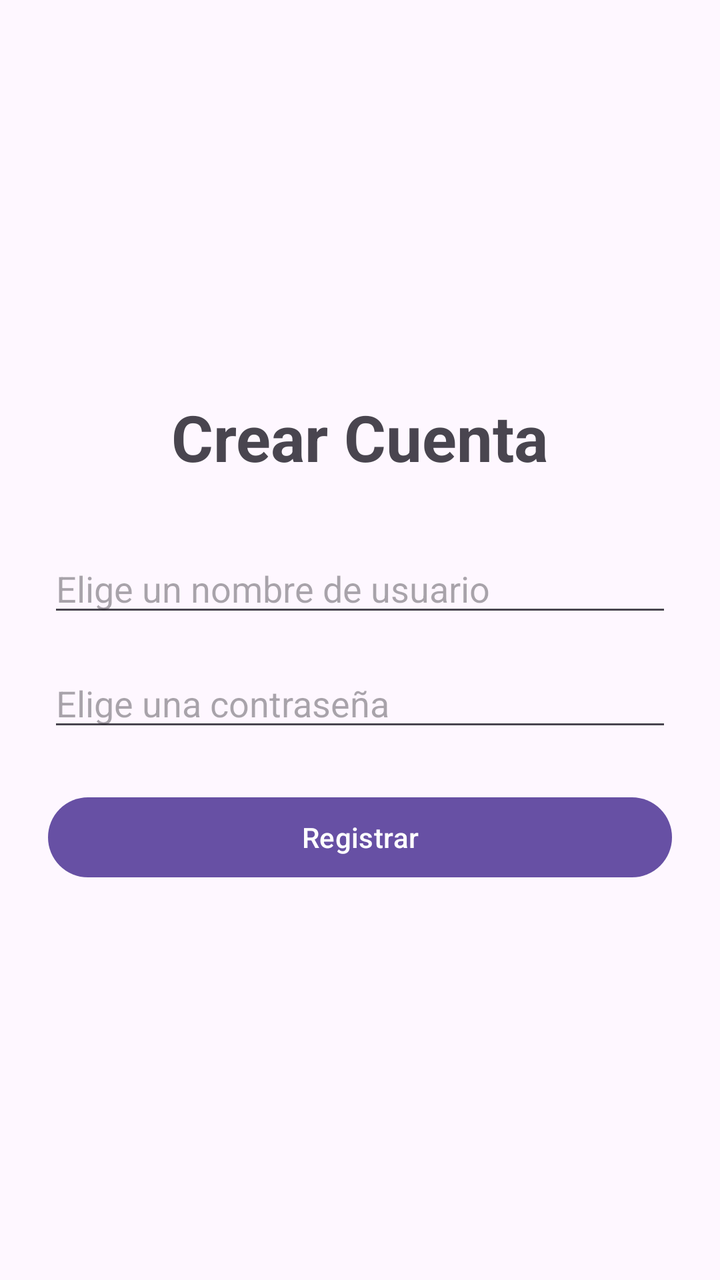
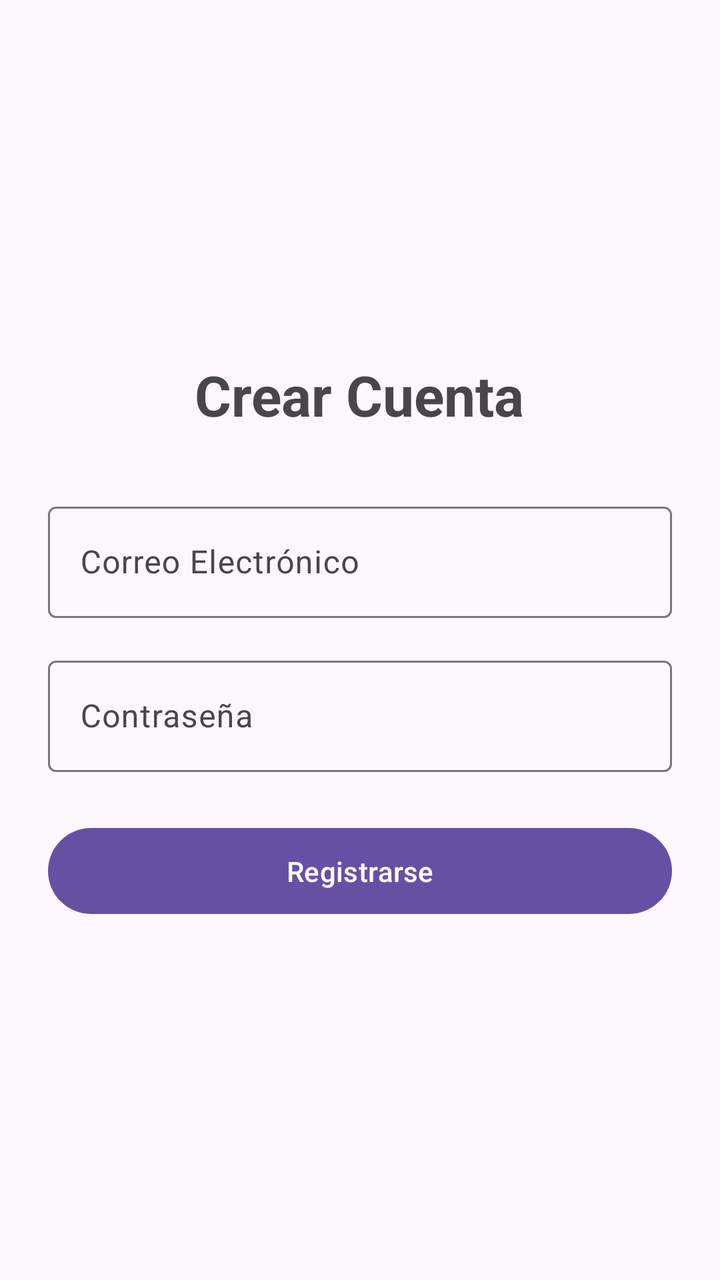

The first picture is an Android layout as it rendered before a commit; the second is the same layout after the commit. The layout source and the unified diff follow.
<!-- AndroidManifest.xml: application theme Theme.MyApplication -->
<!-- res/layout/activity_register.xml -->
<?xml version="1.0" encoding="utf-8"?>
<LinearLayout xmlns:android="http://schemas.android.com/apk/res/android"
    android:layout_width="match_parent"
    android:layout_height="match_parent"
    android:orientation="vertical"
    android:gravity="center"
    android:padding="24dp">

    <TextView
        android:layout_width="wrap_content"
        android:layout_height="wrap_content"
        android:text="Crear Cuenta"
        android:textSize="32sp"
        android:textStyle="bold"
        android:layout_marginBottom="32dp"/>

    <EditText
        android:id="@+id/edit_text_username_register"
        android:layout_width="match_parent"
        android:layout_height="wrap_content"
        android:hint="Elige un nombre de usuario"
        android:inputType="text"
        android:maxLines="1"/>

    <EditText
        android:id="@+id/edit_text_password_register"
        android:layout_width="match_parent"
        android:layout_height="wrap_content"
        android:layout_marginTop="16dp"
        android:hint="Elige una contraseña"
        android:inputType="textPassword"/>

    <Button
        android:id="@+id/button_register"
        android:layout_width="match_parent"
        android:layout_height="wrap_content"
        android:layout_marginTop="24dp"
        android:text="Registrar"/>
</LinearLayout>
<!-- resources referenced by this layout -->
<resources>
  <style name="Theme.MyApplication" parent="Base.Theme.MyApplication" />
  <style name="Base.Theme.MyApplication" parent="Theme.Material3.DayNight.NoActionBar">
          
          
      </style>
</resources>

<!-- the commit's change to res/layout/activity_register.xml (unified diff, before → after) -->
@@ -3,37 +3,48 @@
     android:layout_width="match_parent"
     android:layout_height="match_parent"
     android:orientation="vertical"
-    android:gravity="center"
-    android:padding="24dp">
+    android:padding="24dp"
+    android:gravity="center">
 
     <TextView
         android:layout_width="wrap_content"
         android:layout_height="wrap_content"
         android:text="Crear Cuenta"
-        android:textSize="32sp"
+        android:textSize="28sp"
         android:textStyle="bold"
         android:layout_marginBottom="32dp"/>
 
-    <EditText
-        android:id="@+id/edit_text_username_register"
+    <com.google.android.material.textfield.TextInputLayout
         android:layout_width="match_parent"
         android:layout_height="wrap_content"
-        android:hint="Elige un nombre de usuario"
-        android:inputType="text"
-        android:maxLines="1"/>
+        android:hint="Correo Electrónico"
+        android:layout_marginBottom="16dp">
 
-    <EditText
-        android:id="@+id/edit_text_password_register"
+        <com.google.android.material.textfield.TextInputEditText
+            android:id="@+id/edit_text_username_register"
+            android:layout_width="match_parent"
+            android:layout_height="wrap_content"
+            android:inputType="textEmailAddress" />
+    </com.google.android.material.textfield.TextInputLayout>
+
+    <com.google.android.material.textfield.TextInputLayout
         android:layout_width="match_parent"
         android:layout_height="wrap_content"
-        android:layout_marginTop="16dp"
-        android:hint="Elige una contraseña"
-        android:inputType="textPassword"/>
+        android:hint="Contraseña"
+        android:layout_marginBottom="24dp">
+
+        <com.google.android.material.textfield.TextInputEditText
+            android:id="@+id/edit_text_password_register"
+            android:layout_width="match_parent"
+            android:layout_height="wrap_content"
+            android:inputType="textPassword" />
+    </com.google.android.material.textfield.TextInputLayout>
 
     <Button
         android:id="@+id/button_register"
         android:layout_width="match_parent"
         android:layout_height="wrap_content"
-        android:layout_marginTop="24dp"
-        android:text="Registrar"/>
+        android:text="Registrarse"
+        android:padding="12dp"/>
+
 </LinearLayout>
